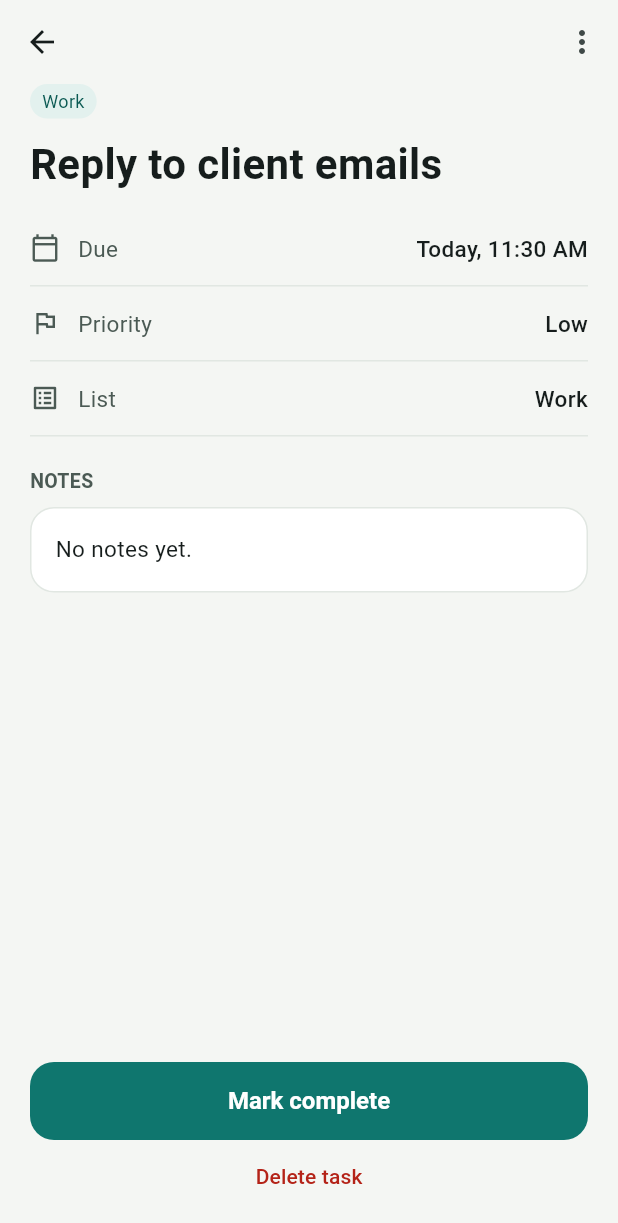
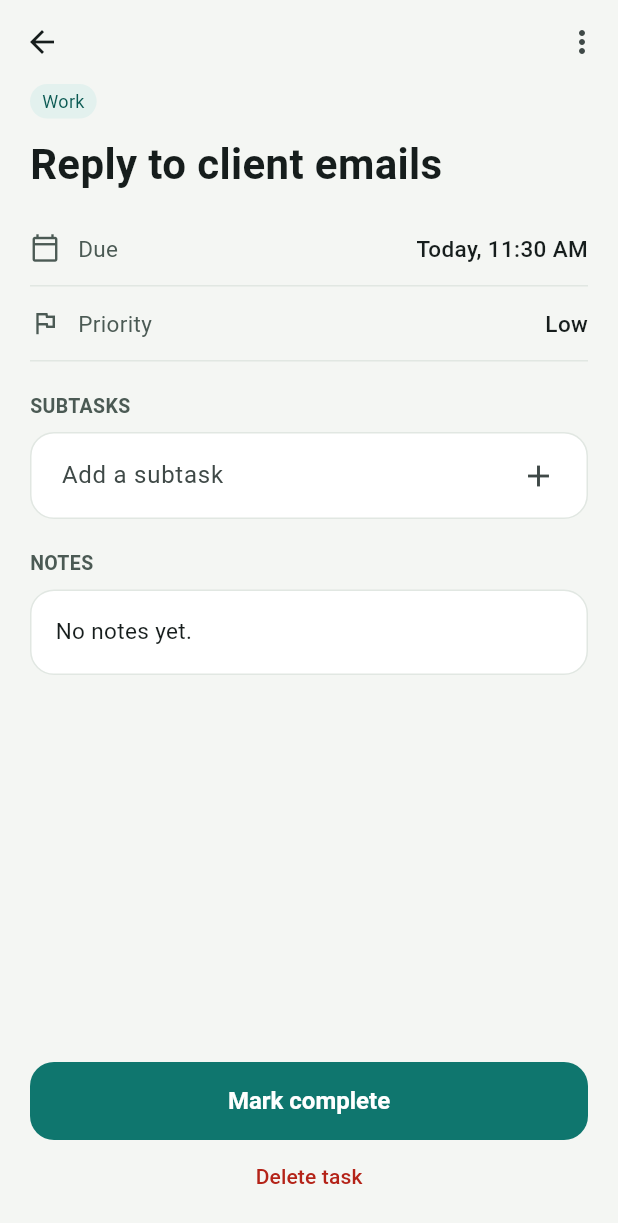
Before and after one commit to Engrcirs/todo_listapp, a Flutter app: the ListDetailScreen screen opened directly with empty values, after a tap on "Reply to client emails", on a phone screen of 412 x 824 dp. Shown: the top 1223 px of the screen. Run offline on Flutter 3.47's test engine with Material 3 defaults, Android fonts, the phone set to English and light mode, and no system bars; our stand-ins replace flutter_riverpod, go_router, shared_preferences; accounts and stored records are empty.

Commit message:
Add subtasks to the detail screen

```diff
--- a/lib/features/tasks/domain/task.dart
+++ b/lib/features/tasks/domain/task.dart
@@ -18,6 +18,25 @@ extension TaskListLabel on TaskList {
       };
 }
 
+class Subtask {
+  const Subtask({required this.id, required this.title, this.isDone = false});
+
+  final int id;
+  final String title;
+  final bool isDone;
+
+  Subtask copyWith({bool? isDone}) =>
+      Subtask(id: id, title: title, isDone: isDone ?? this.isDone);
+
+  Map<String, dynamic> toJson() => {'id': id, 'title': title, 'isDone': isDone};
+
+  factory Subtask.fromJson(Map<String, dynamic> j) => Subtask(
+        id: j['id'] as int,
+        title: j['title'] as String,
+        isDone: j['isDone'] as bool,
+      );
+}
+
 class Task {
   const Task({
     required this.id,
@@ -28,6 +47,7 @@ class Task {
     this.dueAt,
     this.isDone = false,
     this.completedAt,
+    this.subtasks = const [],
   });
 
   final int id;
@@ -38,6 +58,7 @@ class Task {
   final DateTime? dueAt;
   final bool isDone;
   final DateTime? completedAt;
+  final List<Subtask> subtasks;
 
   Task copyWith({
     String? title,
@@ -48,6 +69,7 @@ class Task {
     bool? isDone,
     DateTime? completedAt,
     bool clearCompletedAt = false,
+    List<Subtask>? subtasks,
   }) =>
       Task(
         id: id,
@@ -58,6 +80,7 @@ class Task {
         dueAt: dueAt ?? this.dueAt,
         isDone: isDone ?? this.isDone,
         completedAt: clearCompletedAt ? null : (completedAt ?? this.completedAt),
+        subtasks: subtasks ?? this.subtasks,
       );
 
   Map<String, dynamic> toJson() => {
@@ -69,6 +92,7 @@ class Task {
         'dueAt': dueAt?.toIso8601String(),
         'isDone': isDone,
         'completedAt': completedAt?.toIso8601String(),
+        'subtasks': [for (final s in subtasks) s.toJson()],
       };
 
   factory Task.fromJson(Map<String, dynamic> j) => Task(
@@ -80,5 +104,9 @@ class Task {
         dueAt: j['dueAt'] == null ? null : DateTime.parse(j['dueAt'] as String),
         isDone: j['isDone'] as bool,
         completedAt: j['completedAt'] == null ? null : DateTime.parse(j['completedAt'] as String),
+        subtasks: [
+          for (final s in (j['subtasks'] as List<dynamic>? ?? const []))
+            Subtask.fromJson(s as Map<String, dynamic>),
+        ],
       );
 }
--- a/lib/features/tasks/presentation/task_detail_screen.dart
+++ b/lib/features/tasks/presentation/task_detail_screen.dart
@@ -113,7 +113,8 @@ class TaskDetailScreen extends ConsumerWidget {
                     const SizedBox(height: 12),
                     _InfoRow(icon: Icons.calendar_today_outlined, label: 'Due', value: formatDue(context, task.dueAt)),
                     _InfoRow(icon: Icons.flag_outlined, label: 'Priority', value: task.priority.label),
-                    _InfoRow(icon: Icons.list_alt_outlined, label: 'List', value: task.list.label),
+                    const SizedBox(height: 20),
+                    _SubtasksCard(task: task),
                     const SizedBox(height: 20),
                     const Text('NOTES', style: TextStyle(fontSize: 13, fontWeight: FontWeight.w700, color: Color(0xFF4B5A54))),
                     const SizedBox(height: 8),
@@ -181,3 +182,103 @@ class _InfoRow extends StatelessWidget {
     );
   }
 }
+class _SubtasksCard extends ConsumerStatefulWidget {
+  const _SubtasksCard({required this.task});
+
+  final Task task;
+
+  @override
+  ConsumerState<_SubtasksCard> createState() => _SubtasksCardState();
+}
+
+class _SubtasksCardState extends ConsumerState<_SubtasksCard> {
+  final _controller = TextEditingController();
+
+  @override
+  void dispose() {
+    _controller.dispose();
+    super.dispose();
+  }
+
+  void _add() {
+    final text = _controller.text.trim();
+    if (text.isEmpty) return;
+    ref.read(tasksProvider.notifier).addSubtask(widget.task.id, text);
+    _controller.clear();
+  }
+
+  @override
+  Widget build(BuildContext context) {
+    final task = widget.task;
+    final subtasks = task.subtasks;
+    final done = subtasks.where((s) => s.isDone).length;
+    final notifier = ref.read(tasksProvider.notifier);
+    final header = subtasks.isEmpty ? 'SUBTASKS' : 'SUBTASKS · $done OF ${subtasks.length}';
+
+    return Column(
+      crossAxisAlignment: CrossAxisAlignment.start,
+      children: [
+        Text(header, style: const TextStyle(fontSize: 13, fontWeight: FontWeight.w700, color: Color(0xFF4B5A54))),
+        const SizedBox(height: 8),
+        Container(
+          padding: const EdgeInsets.symmetric(horizontal: 8, vertical: 4),
+          decoration: BoxDecoration(
+            color: Colors.white,
+            borderRadius: BorderRadius.circular(16),
+            border: Border.all(color: const Color(0xFFE1E7E2)),
+          ),
+          child: Column(
+            children: [
+              for (final s in subtasks)
+                Row(
+                  children: [
+                    Checkbox(
+                      value: s.isDone,
+                      shape: const CircleBorder(),
+                      onChanged: (_) => notifier.toggleSubtask(task.id, s.id),
+                    ),
+                    Expanded(
+                      child: Text(
+                        s.title,
+                        style: TextStyle(
+                          fontSize: 15,
+                          decoration: s.isDone ? TextDecoration.lineThrough : null,
+                          color: s.isDone ? const Color(0xFF4B5A54) : null,
+                        ),
+                      ),
+                    ),
+                    IconButton(
+                      tooltip: 'Remove subtask',
+                      icon: const Icon(Icons.close, size: 18),
+                      onPressed: () => notifier.removeSubtask(task.id, s.id),
+                    ),
+                  ],
+                ),
+              Row(
+                children: [
+                  const SizedBox(width: 12),
+                  Expanded(
+                    child: TextField(
+                      controller: _controller,
+                      textInputAction: TextInputAction.done,
+                      onSubmitted: (_) => _add(),
+                      decoration: const InputDecoration(
+                        hintText: 'Add a subtask',
+                        border: InputBorder.none,
+                      ),
+                    ),
+                  ),
+                  IconButton(
+                    tooltip: 'Add subtask',
+                    icon: const Icon(Icons.add),
+                    onPressed: _add,
+                  ),
+                ],
+              ),
+            ],
+          ),
+        ),
+      ],
+    );
+  }
+}
--- a/lib/features/tasks/presentation/task_providers.dart
+++ b/lib/features/tasks/presentation/task_providers.dart
@@ -72,6 +72,44 @@ class TaskNotifier extends Notifier<List<Task>> {
     if (state.any((t) => t.id == task.id)) return;
     _set([...state, task]);
   }
+    void addSubtask(int taskId, String title) {
+    _set([
+      for (final t in state)
+        if (t.id == taskId)
+          t.copyWith(subtasks: [
+            ...t.subtasks,
+            Subtask(
+              id: t.subtasks.fold<int>(0, (m, s) => s.id > m ? s.id : m) + 1,
+              title: title,
+            ),
+          ])
+        else
+          t,
+    ]);
+  }
+
+  void toggleSubtask(int taskId, int subtaskId) {
+    _set([
+      for (final t in state)
+        if (t.id == taskId)
+          t.copyWith(subtasks: [
+            for (final s in t.subtasks)
+              if (s.id == subtaskId) s.copyWith(isDone: !s.isDone) else s,
+          ])
+        else
+          t,
+    ]);
+  }
+
+  void removeSubtask(int taskId, int subtaskId) {
+    _set([
+      for (final t in state)
+        if (t.id == taskId)
+          t.copyWith(subtasks: t.subtasks.where((s) => s.id != subtaskId).toList())
+        else
+          t,
+    ]);
+  }
 }
 
 final tasksProvider = NotifierProvider<TaskNotifier, List<Task>>(TaskNotifier.new);
--- a/lib/features/tasks/presentation/widgets/task_tile.dart
+++ b/lib/features/tasks/presentation/widgets/task_tile.dart
@@ -18,7 +18,7 @@ class TaskTile extends ConsumerWidget {
   Widget build(BuildContext context, WidgetRef ref) {
     final notifier = ref.read(tasksProvider.notifier);
     final messenger = ScaffoldMessenger.of(context);
-      final dueText = task.dueAt == null ? 'No due date' : formatDue(context, task.dueAt);
+    final dueText = task.dueAt == null ? 'No due date' : formatDue(context, task.dueAt);
 
     return Dismissible(
       key: ValueKey(task.id),
@@ -90,6 +90,13 @@ class TaskTile extends ConsumerWidget {
                       ),
                     ],
                   ),
+                      if (task.subtasks.isNotEmpty) ...[
+                        const SizedBox(width: 8),
+                        Text(
+                          '${task.subtasks.where((s) => s.isDone).length}/${task.subtasks.length}',
+                          style: const TextStyle(fontSize: 13, color: Color(0xFF4B5A54)),
+                        ),
+                      ],
                 ],
               ),
             ),
```
Also changed, not shown: 1 other file.
